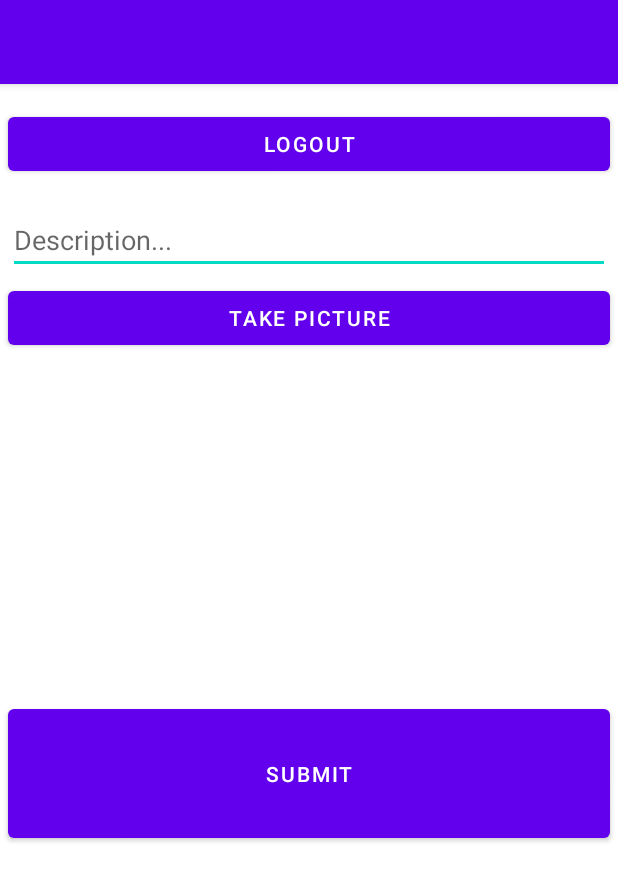
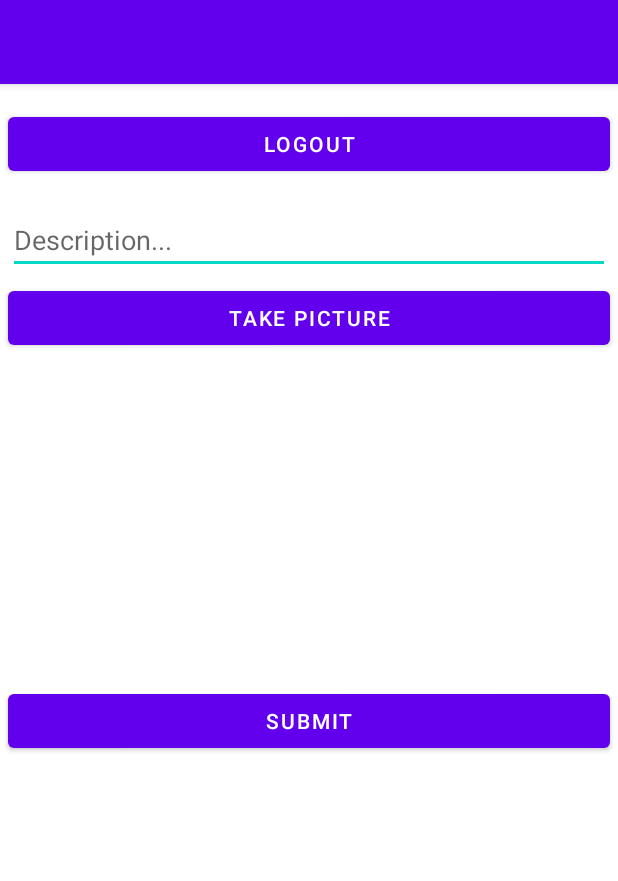
Before and after one commit to lauracastrovenegas/Instagram, an Android app: the MainActivity screen opened directly, with no data from a screen before it, on a phone screen of 412 x 824 dp. Shown: the top 881 px of the screen. Run offline under Robolectric (Android 15) with nearby library versions, the light colour scheme and no system bars; libraries missing offline, so code that uses them is left out: com.parse; 3 statements that could not run were skipped.

Commit message:
Fixed submit button view

```diff
--- a/app/src/main/res/layout/activity_main.xml
+++ b/app/src/main/res/layout/activity_main.xml
@@ -59,12 +59,10 @@
         android:layout_width="match_parent"
         android:layout_height="wrap_content"
         android:layout_below="@+id/ivPostImage"
-        android:layout_alignParentBottom="true"
         android:layout_centerHorizontal="true"
         android:layout_marginStart="5dp"
-        android:layout_marginTop="15dp"
+        android:layout_marginTop="5dp"
         android:layout_marginEnd="5dp"
-        android:layout_marginBottom="259dp"
         android:text="SUBMIT" />
 
 </RelativeLayout>
```
